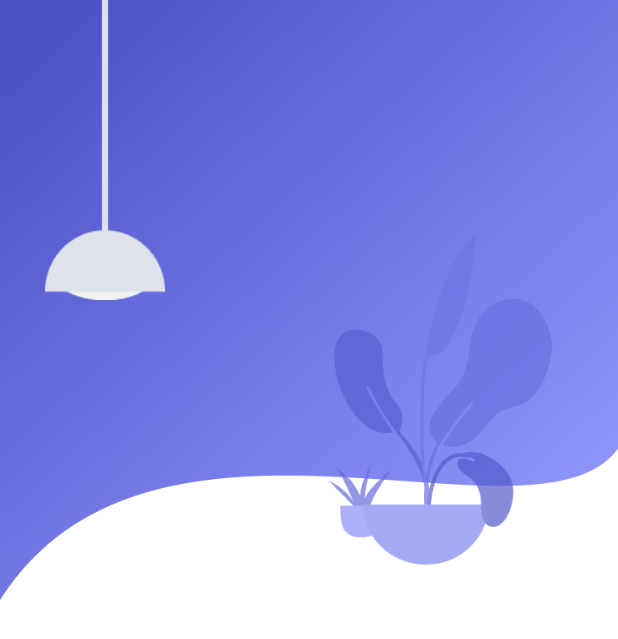
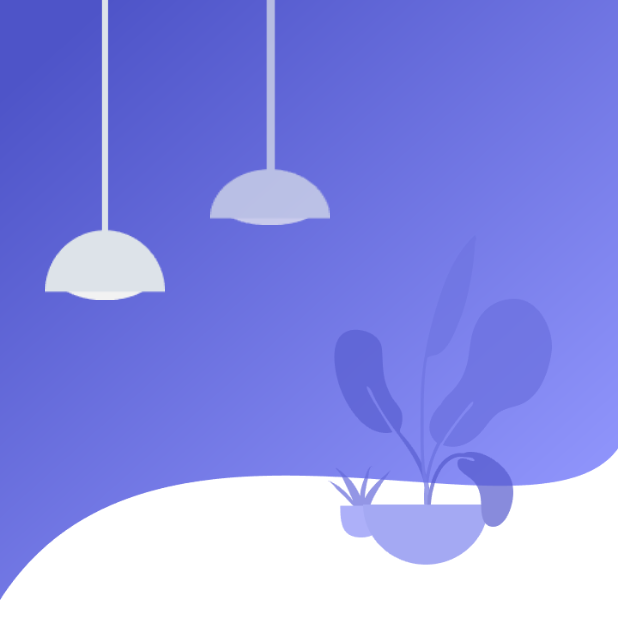
Before and after one commit to yousifdahabra/aegis-ai-app, a Flutter app: the screen it shows after launch, after a tap on "Skip", on a phone screen of 412 x 824 dp. Shown: the top 639 px of the screen. Run offline on Flutter 3.47's test engine with Material 3 defaults, Android fonts, the phone set to English and light mode, and no system bars; our stand-ins replace smooth_page_indicator.

Commit message:
App - update login page update image 2

```diff
--- a/lib/views/auth/login.dart
+++ b/lib/views/auth/login.dart
@@ -31,6 +31,18 @@ class Login extends StatelessWidget {
                       ),
                     ),
                   ),
+                  Positioned(
+                    left: 140,
+                    width: 80,
+                    height: 150,
+                    child: Container(
+                      decoration: BoxDecoration(
+                        image: DecorationImage(
+                            image: AssetImage('assets/images/light-2.png'),
+                            fit: BoxFit.fill),
+                      ),
+                    ),
+                  ),
                 ],
               ),
             ),
```
